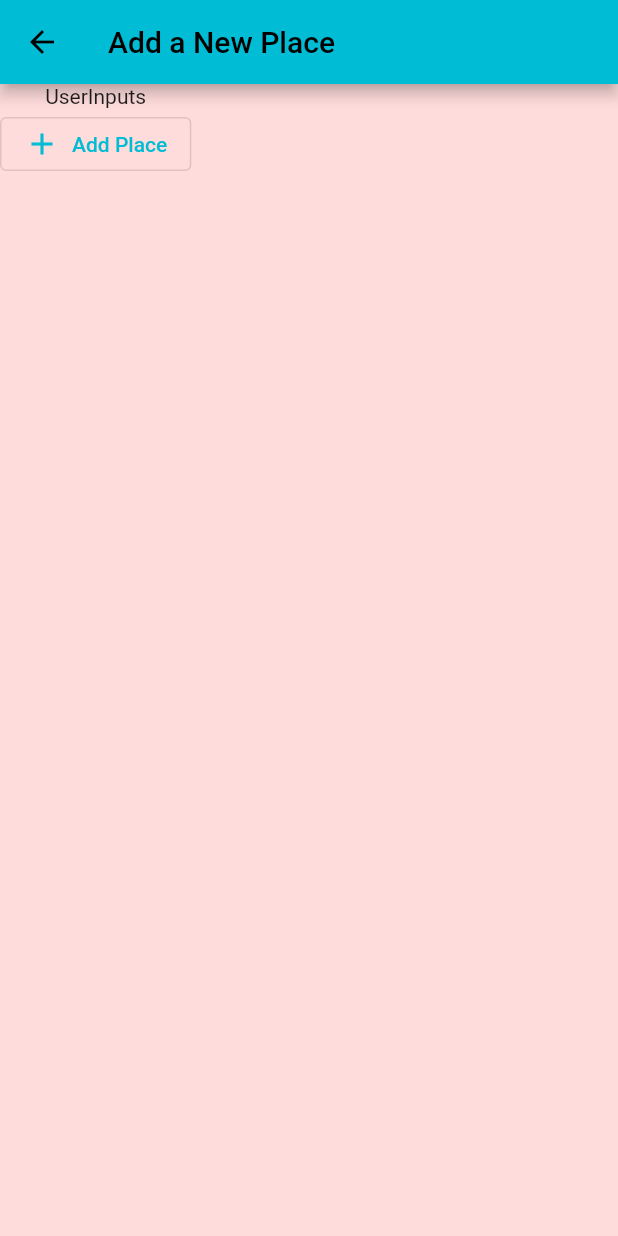
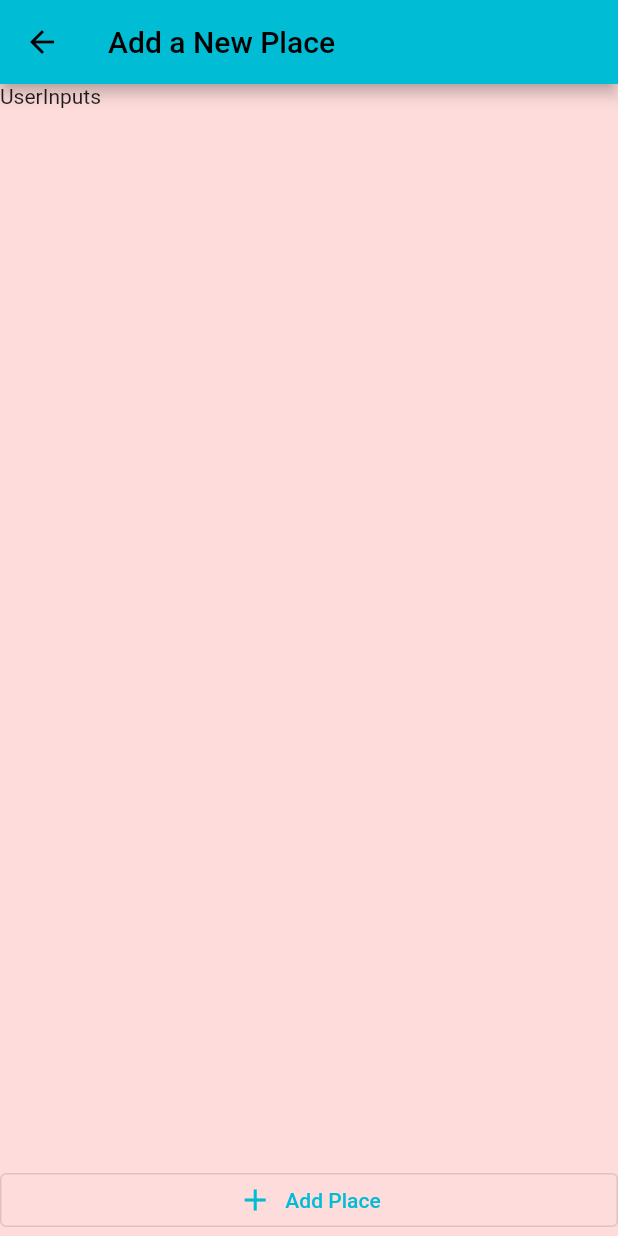
Before and after one commit to Khan-06/Great_Places, a Flutter app: the screen it shows after launch, after a tap on the "add" icon, on a phone screen of 412 x 824 dp. Run offline on Flutter 3.47's test engine with Material 2 defaults, Android fonts, the phone set to English and light mode, and no system bars.

Commit message:
Adding some aesthetics!

```diff
--- a/lib/main.dart
+++ b/lib/main.dart
@@ -15,6 +15,7 @@ class MyApp extends StatelessWidget {
     return ChangeNotifierProvider.value(
       value: UserPlaces(),
       child: MaterialApp(
+        debugShowCheckedModeBanner: false,
         title: 'Great Places',
         theme: ThemeData(
           scaffoldBackgroundColor: const Color.fromRGBO(254, 220, 219, 1),
--- a/lib/screens/add_place_screen.dart
+++ b/lib/screens/add_place_screen.dart
@@ -15,6 +15,8 @@ class _AddPlaceScreenState extends State<AddPlaceScreen> {
         title: const Text('Add a New Place'),
       ),
       body: Column(
+        mainAxisAlignment: MainAxisAlignment.spaceBetween,
+        crossAxisAlignment: CrossAxisAlignment.stretch,
         children: [
           const Text('UserInputs'),
           OutlinedButton.icon(onPressed: (){}, icon: const Icon(Icons.add), label: const Text('Add Place')),
```
